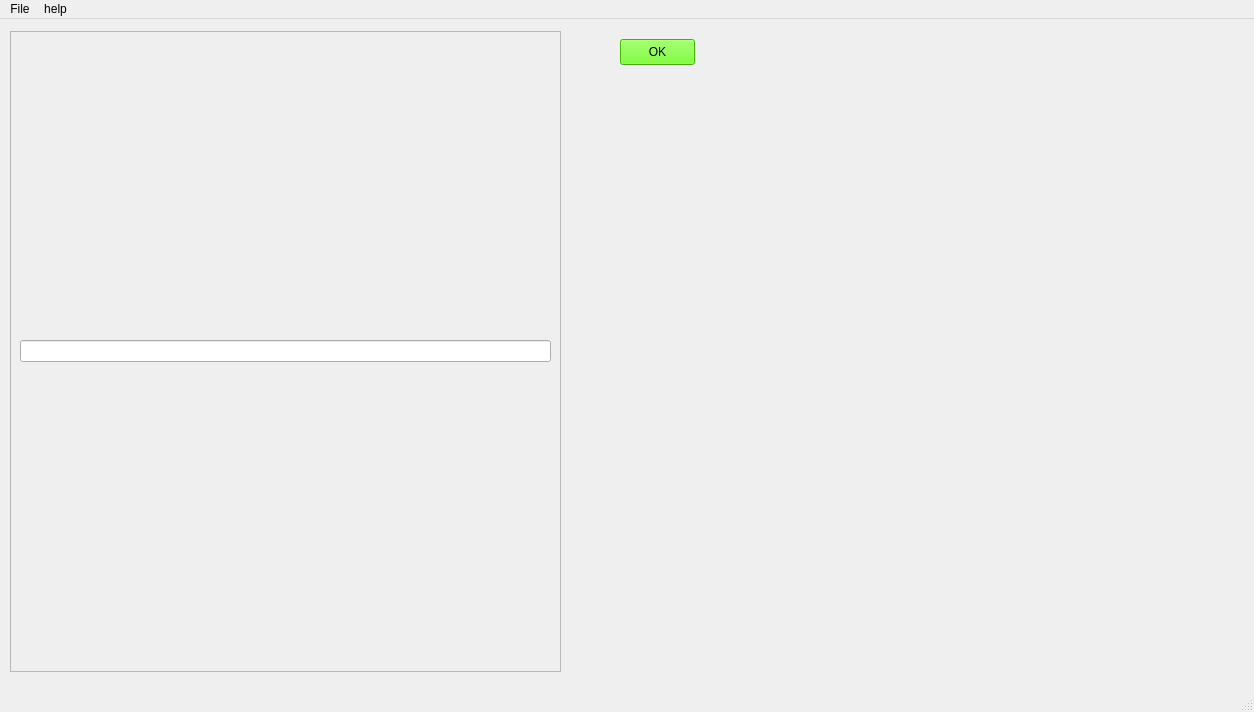
Qt form app/sofistik.ui (Balshgit/Sofistik) before a commit.
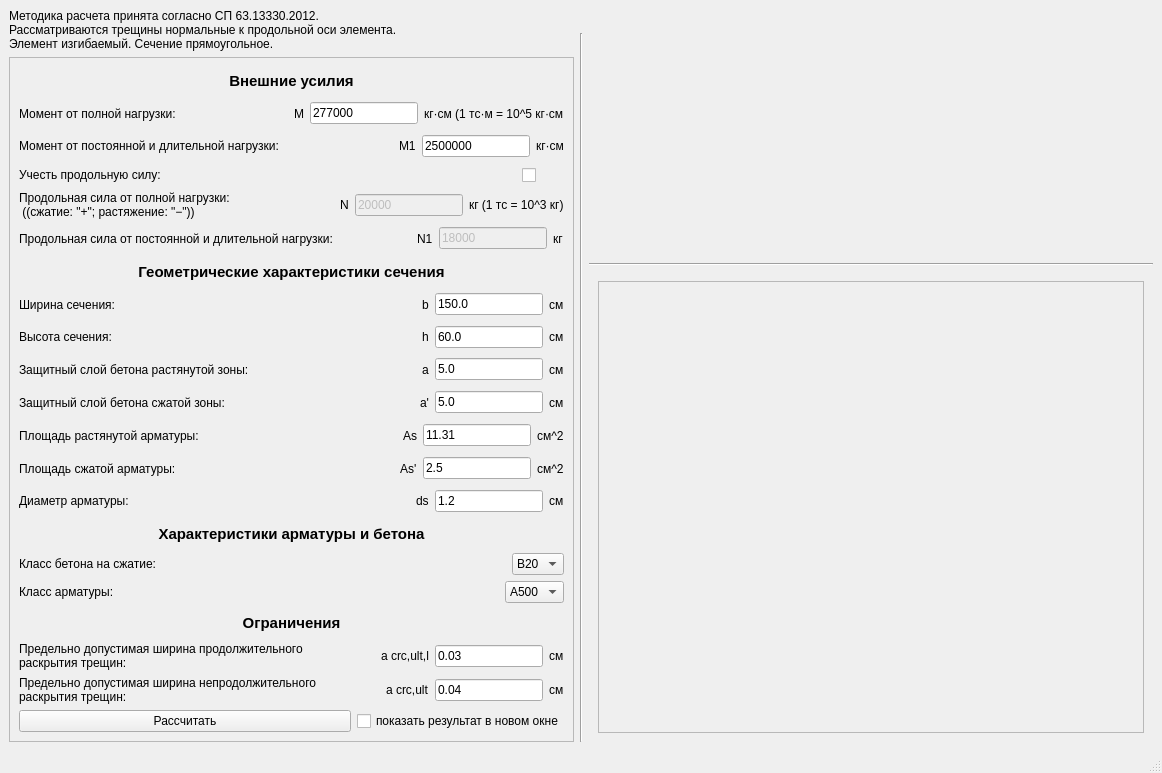
The same form after that commit. Icons and pictures are not drawn.

The edit to the form file:
```diff
--- a/app/sofistik.ui
+++ b/app/sofistik.ui
@@ -6,150 +6,1013 @@
    <rect>
     <x>0</x>
     <y>0</y>
-    <width>1254</width>
-    <height>712</height>
+    <width>1162</width>
+    <height>773</height>
    </rect>
   </property>
+  <property name="sizePolicy">
+   <sizepolicy hsizetype="Preferred" vsizetype="Preferred">
+    <horstretch>0</horstretch>
+    <verstretch>0</verstretch>
+   </sizepolicy>
+  </property>
   <property name="windowTitle">
    <string>MainWindow</string>
   </property>
   <widget class="QWidget" name="centralwidget">
-   <widget class="QLabel" name="db_name">
-    <property name="geometry">
-     <rect>
-      <x>590</x>
-      <y>110</y>
-      <width>16</width>
-      <height>16</height>
-     </rect>
-    </property>
-    <property name="text">
-     <string/>
-    </property>
-    <property name="wordWrap">
-     <bool>true</bool>
-    </property>
-   </widget>
-   <widget class="QLabel" name="plate_picture">
-    <property name="geometry">
-     <rect>
-      <x>590</x>
-      <y>220</y>
-      <width>651</width>
-      <height>431</height>
-     </rect>
-    </property>
-    <property name="sizePolicy">
-     <sizepolicy hsizetype="Expanding" vsizetype="Preferred">
-      <horstretch>0</horstretch>
-      <verstretch>0</verstretch>
-     </sizepolicy>
-    </property>
-    <property name="text">
-     <string/>
-    </property>
-    <property name="pixmap">
-     <pixmap>../sofistik/result/test_image_from_python.bmp</pixmap>
-    </property>
-    <property name="scaledContents">
-     <bool>true</bool>
-    </property>
-   </widget>
-   <widget class="QLabel" name="plate_group">
-    <property name="geometry">
-     <rect>
-      <x>810</x>
-      <y>100</y>
-      <width>16</width>
-      <height>16</height>
-     </rect>
-    </property>
-    <property name="text">
-     <string/>
-    </property>
-   </widget>
-   <widget class="QWidget" name="horizontalLayoutWidget">
-    <property name="geometry">
-     <rect>
-      <x>10</x>
-      <y>12</y>
-      <width>551</width>
-      <height>641</height>
-     </rect>
-    </property>
-    <layout class="QHBoxLayout" name="horizontal_layout">
-     <item>
-      <widget class="QScrollArea" name="scroll_area">
-       <property name="sizePolicy">
-        <sizepolicy hsizetype="MinimumExpanding" vsizetype="MinimumExpanding">
-         <horstretch>0</horstretch>
-         <verstretch>0</verstretch>
-        </sizepolicy>
+   <layout class="QGridLayout" name="gridLayout_3">
+    <item row="0" column="0" rowspan="2" colspan="3">
+     <widget class="QLabel" name="label_7">
+      <property name="text">
+       <string>Методика расчета принята согласно СП 63.13330.2012.
+Рассматриваются трещины нормальные к продольной оси элемента.
+Элемент изгибаемый. Сечение прямоугольное.</string>
+      </property>
+     </widget>
+    </item>
+    <item row="1" column="1" rowspan="2">
+     <widget class="Line" name="line">
+      <property name="orientation">
+       <enum>Qt::Vertical</enum>
+      </property>
+     </widget>
+    </item>
+    <item row="2" column="0">
+     <widget class="QScrollArea" name="scrollArea_2">
+      <property name="minimumSize">
+       <size>
+        <width>373</width>
+        <height>0</height>
+       </size>
+      </property>
+      <property name="widgetResizable">
+       <bool>true</bool>
+      </property>
+      <widget class="QWidget" name="scrollAreaWidgetContents_2">
+       <property name="geometry">
+        <rect>
+         <x>0</x>
+         <y>0</y>
+         <width>531</width>
+         <height>656</height>
+        </rect>
        </property>
-       <property name="widgetResizable">
-        <bool>true</bool>
-       </property>
-       <widget class="QWidget" name="scrollAreaWidgetContents">
-        <property name="geometry">
-         <rect>
-          <x>0</x>
-          <y>0</y>
-          <width>545</width>
-          <height>635</height>
-         </rect>
+       <layout class="QVBoxLayout" name="verticalLayout">
+        <item>
+         <widget class="QLabel" name="label_73">
+          <property name="font">
+           <font>
+            <pointsize>11</pointsize>
+            <bold>true</bold>
+           </font>
+          </property>
+          <property name="text">
+           <string>Внешние усилия</string>
+          </property>
+          <property name="alignment">
+           <set>Qt::AlignCenter</set>
+          </property>
+         </widget>
+        </item>
+        <item>
+         <layout class="QHBoxLayout" name="horizontalLayout">
+          <item>
+           <widget class="QLabel" name="label">
+            <property name="sizePolicy">
+             <sizepolicy hsizetype="Preferred" vsizetype="Preferred">
+              <horstretch>1</horstretch>
+              <verstretch>0</verstretch>
+             </sizepolicy>
+            </property>
+            <property name="text">
+             <string>Момент от полной нагрузки:            </string>
+            </property>
+           </widget>
+          </item>
+          <item>
+           <widget class="QLabel" name="label_4">
+            <property name="sizePolicy">
+             <sizepolicy hsizetype="Preferred" vsizetype="Preferred">
+              <horstretch>0</horstretch>
+              <verstretch>0</verstretch>
+             </sizepolicy>
+            </property>
+            <property name="text">
+             <string>M</string>
+            </property>
+           </widget>
+          </item>
+          <item>
+           <widget class="QLineEdit" name="lineEdit">
+            <property name="text">
+             <string>277000</string>
+            </property>
+           </widget>
+          </item>
+          <item>
+           <widget class="QLabel" name="label_3">
+            <property name="text">
+             <string>кг·см (1 тс·м = 10^5 кг·см</string>
+            </property>
+           </widget>
+          </item>
+         </layout>
+        </item>
+        <item>
+         <layout class="QHBoxLayout" name="horizontalLayout_4">
+          <item>
+           <widget class="QLabel" name="label_12">
+            <property name="sizePolicy">
+             <sizepolicy hsizetype="Preferred" vsizetype="Preferred">
+              <horstretch>1</horstretch>
+              <verstretch>0</verstretch>
+             </sizepolicy>
+            </property>
+            <property name="text">
+             <string>Момент от постоянной и длительной нагрузки:</string>
+            </property>
+           </widget>
+          </item>
+          <item>
+           <widget class="QLabel" name="label_13">
+            <property name="sizePolicy">
+             <sizepolicy hsizetype="Preferred" vsizetype="Preferred">
+              <horstretch>0</horstretch>
+              <verstretch>0</verstretch>
+             </sizepolicy>
+            </property>
+            <property name="text">
+             <string>M1</string>
+            </property>
+           </widget>
+          </item>
+          <item>
+           <widget class="QLineEdit" name="lineEdit_4">
+            <property name="text">
+             <string>2500000</string>
+            </property>
+           </widget>
+          </item>
+          <item>
+           <widget class="QLabel" name="label_14">
+            <property name="text">
+             <string>кг·см</string>
+            </property>
+           </widget>
+          </item>
+         </layout>
+        </item>
+        <item>
+         <layout class="QHBoxLayout" name="horizontalLayout_2">
+          <item>
+           <widget class="QLabel" name="label_5">
+            <property name="sizePolicy">
+             <sizepolicy hsizetype="Preferred" vsizetype="Preferred">
+              <horstretch>1</horstretch>
+              <verstretch>0</verstretch>
+             </sizepolicy>
+            </property>
+            <property name="text">
+             <string>Учесть продольную силу:</string>
+            </property>
+           </widget>
+          </item>
+          <item>
+           <widget class="QCheckBox" name="checkBox">
+            <property name="layoutDirection">
+             <enum>Qt::LeftToRight</enum>
+            </property>
+            <property name="text">
+             <string>     </string>
+            </property>
+           </widget>
+          </item>
+         </layout>
+        </item>
+        <item>
+         <layout class="QHBoxLayout" name="horizontalLayout_6">
+          <item>
+           <widget class="QLabel" name="label_15">
+            <property name="sizePolicy">
+             <sizepolicy hsizetype="Preferred" vsizetype="Preferred">
+              <horstretch>1</horstretch>
+              <verstretch>0</verstretch>
+             </sizepolicy>
+            </property>
+            <property name="text">
+             <string>Продольная сила от полной нагрузки: 
+ ((сжатие: &quot;+&quot;; растяжение: &quot;−&quot;))</string>
+            </property>
+           </widget>
+          </item>
+          <item>
+           <widget class="QLabel" name="label_16">
+            <property name="sizePolicy">
+             <sizepolicy hsizetype="Preferred" vsizetype="Preferred">
+              <horstretch>0</horstretch>
+              <verstretch>0</verstretch>
+             </sizepolicy>
+            </property>
+            <property name="text">
+             <string>N</string>
+            </property>
+           </widget>
+          </item>
+          <item>
+           <widget class="QLineEdit" name="lineEdit_5">
+            <property name="enabled">
+             <bool>false</bool>
+            </property>
+            <property name="text">
+             <string>20000</string>
+            </property>
+           </widget>
+          </item>
+          <item>
+           <widget class="QLabel" name="label_17">
+            <property name="text">
+             <string>кг (1 тс = 10^3 кг)</string>
+            </property>
+           </widget>
+          </item>
+         </layout>
+        </item>
+        <item>
+         <layout class="QHBoxLayout" name="horizontalLayout_7">
+          <item>
+           <widget class="QLabel" name="label_18">
+            <property name="sizePolicy">
+             <sizepolicy hsizetype="Preferred" vsizetype="Preferred">
+              <horstretch>1</horstretch>
+              <verstretch>0</verstretch>
+             </sizepolicy>
+            </property>
+            <property name="text">
+             <string>Продольная сила от постоянной и длительной нагрузки:	</string>
+            </property>
+           </widget>
+          </item>
+          <item>
+           <widget class="QLabel" name="label_19">
+            <property name="sizePolicy">
+             <sizepolicy hsizetype="Preferred" vsizetype="Preferred">
+              <horstretch>0</horstretch>
+              <verstretch>0</verstretch>
+             </sizepolicy>
+            </property>
+            <property name="text">
+             <string>N1</string>
+            </property>
+           </widget>
+          </item>
+          <item>
+           <widget class="QLineEdit" name="lineEdit_6">
+            <property name="enabled">
+             <bool>false</bool>
+            </property>
+            <property name="text">
+             <string>18000</string>
+            </property>
+           </widget>
+          </item>
+          <item>
+           <widget class="QLabel" name="label_20">
+            <property name="text">
+             <string>кг</string>
+            </property>
+           </widget>
+          </item>
+         </layout>
+        </item>
+        <item>
+         <widget class="QLabel" name="label_127">
+          <property name="font">
+           <font>
+            <pointsize>11</pointsize>
+            <bold>true</bold>
+           </font>
+          </property>
+          <property name="text">
+           <string>Геометрические характеристики сечения</string>
+          </property>
+          <property name="alignment">
+           <set>Qt::AlignCenter</set>
+          </property>
+         </widget>
+        </item>
+        <item>
+         <layout class="QHBoxLayout" name="horizontalLayout_8">
+          <item>
+           <widget class="QLabel" name="label_21">
+            <property name="sizePolicy">
+             <sizepolicy hsizetype="Preferred" vsizetype="Preferred">
+              <horstretch>1</horstretch>
+              <verstretch>0</verstretch>
+             </sizepolicy>
+            </property>
+            <property name="text">
+             <string>Ширина сечения:</string>
+            </property>
+           </widget>
+          </item>
+          <item>
+           <widget class="QLabel" name="label_22">
+            <property name="sizePolicy">
+             <sizepolicy hsizetype="Preferred" vsizetype="Preferred">
+              <horstretch>0</horstretch>
+              <verstretch>0</verstretch>
+             </sizepolicy>
+            </property>
+            <property name="text">
+             <string>b</string>
+            </property>
+           </widget>
+          </item>
+          <item>
+           <widget class="QLineEdit" name="lineEdit_7">
+            <property name="text">
+             <string>150.0</string>
+            </property>
+           </widget>
+          </item>
+          <item>
+           <widget class="QLabel" name="label_23">
+            <property name="text">
+             <string>см</string>
+            </property>
+           </widget>
+          </item>
+         </layout>
+        </item>
+        <item>
+         <layout class="QHBoxLayout" name="horizontalLayout_9">
+          <item>
+           <widget class="QLabel" name="label_24">
+            <property name="sizePolicy">
+             <sizepolicy hsizetype="Preferred" vsizetype="Preferred">
+              <horstretch>1</horstretch>
+              <verstretch>0</verstretch>
+             </sizepolicy>
+            </property>
+            <property name="text">
+             <string>Высота сечения:</string>
+            </property>
+           </widget>
+          </item>
+          <item>
+           <widget class="QLabel" name="label_25">
+            <property name="sizePolicy">
+             <sizepolicy hsizetype="Preferred" vsizetype="Preferred">
+              <horstretch>0</horstretch>
+              <verstretch>0</verstretch>
+             </sizepolicy>
+            </property>
+            <property name="text">
+             <string>h</string>
+            </property>
+           </widget>
+          </item>
+          <item>
+           <widget class="QLineEdit" name="lineEdit_8">
+            <property name="text">
+             <string>60.0</string>
+            </property>
+           </widget>
+          </item>
+          <item>
+           <widget class="QLabel" name="label_26">
+            <property name="text">
+             <string>см</string>
+            </property>
+           </widget>
+          </item>
+         </layout>
+        </item>
+        <item>
+         <layout class="QHBoxLayout" name="horizontalLayout_10">
+          <item>
+           <widget class="QLabel" name="label_27">
+            <property name="sizePolicy">
+             <sizepolicy hsizetype="Preferred" vsizetype="Preferred">
+              <horstretch>1</horstretch>
+              <verstretch>0</verstretch>
+             </sizepolicy>
+            </property>
+            <property name="text">
+             <string>Защитный слой бетона растянутой зоны:</string>
+            </property>
+           </widget>
+          </item>
+          <item>
+           <widget class="QLabel" name="label_28">
+            <property name="sizePolicy">
+             <sizepolicy hsizetype="Preferred" vsizetype="Preferred">
+              <horstretch>0</horstretch>
+              <verstretch>0</verstretch>
+             </sizepolicy>
+            </property>
+            <property name="text">
+             <string>a</string>
+            </property>
+           </widget>
+          </item>
+          <item>
+           <widget class="QLineEdit" name="lineEdit_9">
+            <property name="text">
+             <string>5.0</string>
+            </property>
+           </widget>
+          </item>
+          <item>
+           <widget class="QLabel" name="label_29">
+            <property name="text">
+             <string>см</string>
+            </property>
+           </widget>
+          </item>
+         </layout>
+        </item>
+        <item>
+         <layout class="QHBoxLayout" name="horizontalLayout_11">
+          <item>
+           <widget class="QLabel" name="label_30">
+            <property name="sizePolicy">
+             <sizepolicy hsizetype="Preferred" vsizetype="Preferred">
+              <horstretch>1</horstretch>
+              <verstretch>0</verstretch>
+             </sizepolicy>
+            </property>
+            <property name="text">
+             <string>Защитный слой бетона сжатой зоны:</string>
+            </property>
+           </widget>
+          </item>
+          <item>
+           <widget class="QLabel" name="label_31">
+            <property name="sizePolicy">
+             <sizepolicy hsizetype="Preferred" vsizetype="Preferred">
+              <horstretch>0</horstretch>
+              <verstretch>0</verstretch>
+             </sizepolicy>
+            </property>
+            <property name="text">
+             <string>a'</string>
+            </property>
+           </widget>
+          </item>
+          <item>
+           <widget class="QLineEdit" name="lineEdit_10">
+            <property name="text">
+             <string>5.0</string>
+            </property>
+           </widget>
+          </item>
+          <item>
+           <widget class="QLabel" name="label_32">
+            <property name="text">
+             <string>см</string>
+            </property>
+           </widget>
+          </item>
+         </layout>
+        </item>
+        <item>
+         <layout class="QHBoxLayout" name="horizontalLayout_22">
+          <item>
+           <widget class="QLabel" name="label_63">
+            <property name="sizePolicy">
+             <sizepolicy hsizetype="Preferred" vsizetype="Preferred">
+              <horstretch>1</horstretch>
+              <verstretch>0</verstretch>
+             </sizepolicy>
+            </property>
+            <property name="text">
+             <string>Площадь растянутой арматуры:</string>
+            </property>
+           </widget>
+          </item>
+          <item>
+           <widget class="QLabel" name="label_64">
+            <property name="sizePolicy">
+             <sizepolicy hsizetype="Preferred" vsizetype="Preferred">
+              <horstretch>0</horstretch>
+              <verstretch>0</verstretch>
+             </sizepolicy>
+            </property>
+            <property name="text">
+             <string>As</string>
+            </property>
+           </widget>
+          </item>
+          <item>
+           <widget class="QLineEdit" name="lineEdit_19">
+            <property name="text">
+             <string>11.31</string>
+            </property>
+           </widget>
+          </item>
+          <item>
+           <widget class="QLabel" name="label_65">
+            <property name="text">
+             <string>см^2</string>
+            </property>
+           </widget>
+          </item>
+         </layout>
+        </item>
+        <item>
+         <layout class="QHBoxLayout" name="horizontalLayout_23">
+          <item>
+           <widget class="QLabel" name="label_66">
+            <property name="sizePolicy">
+             <sizepolicy hsizetype="Preferred" vsizetype="Preferred">
+              <horstretch>1</horstretch>
+              <verstretch>0</verstretch>
+             </sizepolicy>
+            </property>
+            <property name="text">
+             <string>Площадь сжатой арматуры:</string>
+            </property>
+           </widget>
+          </item>
+          <item>
+           <widget class="QLabel" name="label_67">
+            <property name="sizePolicy">
+             <sizepolicy hsizetype="Preferred" vsizetype="Preferred">
+              <horstretch>0</horstretch>
+              <verstretch>0</verstretch>
+             </sizepolicy>
+            </property>
+            <property name="text">
+             <string>As'</string>
+            </property>
+           </widget>
+          </item>
+          <item>
+           <widget class="QLineEdit" name="lineEdit_20">
+            <property name="text">
+             <string>2.5</string>
+            </property>
+           </widget>
+          </item>
+          <item>
+           <widget class="QLabel" name="label_68">
+            <property name="text">
+             <string>см^2</string>
+            </property>
+           </widget>
+          </item>
+         </layout>
+        </item>
+        <item>
+         <layout class="QHBoxLayout" name="horizontalLayout_24">
+          <item>
+           <widget class="QLabel" name="label_69">
+            <property name="sizePolicy">
+             <sizepolicy hsizetype="Preferred" vsizetype="Preferred">
+              <horstretch>1</horstretch>
+              <verstretch>0</verstretch>
+             </sizepolicy>
+            </property>
+            <property name="text">
+             <string>Диаметр арматуры:</string>
+            </property>
+           </widget>
+          </item>
+          <item>
+           <widget class="QLabel" name="label_70">
+            <property name="sizePolicy">
+             <sizepolicy hsizetype="Preferred" vsizetype="Preferred">
+              <horstretch>0</horstretch>
+              <verstretch>0</verstretch>
+             </sizepolicy>
+            </property>
+            <property name="text">
+             <string>ds</string>
+            </property>
+           </widget>
+          </item>
+          <item>
+           <widget class="QLineEdit" name="lineEdit_21">
+            <property name="text">
+             <string>1.2</string>
+            </property>
+           </widget>
+          </item>
+          <item>
+           <widget class="QLabel" name="label_71">
+            <property name="text">
+             <string>см</string>
+            </property>
+           </widget>
+          </item>
+         </layout>
+        </item>
+        <item>
+         <widget class="QLabel" name="label_129">
+          <property name="font">
+           <font>
+            <pointsize>11</pointsize>
+            <bold>true</bold>
+           </font>
+          </property>
+          <property name="text">
+           <string>Характеристики арматуры и бетона</string>
+          </property>
+          <property name="alignment">
+           <set>Qt::AlignCenter</set>
+          </property>
+         </widget>
+        </item>
+        <item>
+         <layout class="QHBoxLayout" name="horizontalLayout_25">
+          <item>
+           <widget class="QLabel" name="label_72">
+            <property name="sizePolicy">
+             <sizepolicy hsizetype="Preferred" vsizetype="Preferred">
+              <horstretch>1</horstretch>
+              <verstretch>0</verstretch>
+             </sizepolicy>
+            </property>
+            <property name="text">
+             <string>Класс бетона на сжатие:</string>
+            </property>
+           </widget>
+          </item>
+          <item>
+           <widget class="QComboBox" name="comboBox">
+            <property name="currentText">
+             <string>B20</string>
+            </property>
+            <item>
+             <property name="text">
+              <string>B20</string>
+             </property>
+            </item>
+            <item>
+             <property name="text">
+              <string>B10</string>
+             </property>
+            </item>
+            <item>
+             <property name="text">
+              <string>B15</string>
+             </property>
+            </item>
+            <item>
+             <property name="text">
+              <string>B25</string>
+             </property>
+            </item>
+            <item>
+             <property name="text">
+              <string>B30</string>
+             </property>
+            </item>
+            <item>
+             <property name="text">
+              <string>B35</string>
+             </property>
+            </item>
+            <item>
+             <property name="text">
+              <string>B40</string>
+             </property>
+            </item>
+            <item>
+             <property name="text">
+              <string>B45</string>
+             </property>
+            </item>
+            <item>
+             <property name="text">
+              <string>B50</string>
+             </property>
+            </item>
+            <item>
+             <property name="text">
+              <string>B55</string>
+             </property>
+            </item>
+            <item>
+             <property name="text">
+              <string>B60</string>
+             </property>
+            </item>
+           </widget>
+          </item>
+         </layout>
+        </item>
+        <item>
+         <layout class="QHBoxLayout" name="horizontalLayout_26">
+          <item>
+           <widget class="QLabel" name="label_75">
+            <property name="sizePolicy">
+             <sizepolicy hsizetype="Preferred" vsizetype="Preferred">
+              <horstretch>1</horstretch>
+              <verstretch>0</verstretch>
+             </sizepolicy>
+            </property>
+            <property name="text">
+             <string>Класс арматуры:</string>
+            </property>
+           </widget>
+          </item>
+          <item>
+           <widget class="QComboBox" name="comboBox_2">
+            <item>
+             <property name="text">
+              <string>A500</string>
+             </property>
+            </item>
+            <item>
+             <property name="text">
+              <string>A400</string>
+             </property>
+            </item>
+            <item>
+             <property name="text">
+              <string>A600</string>
+             </property>
+            </item>
+            <item>
+             <property name="text">
+              <string>B500</string>
+             </property>
+            </item>
+            <item>
+             <property name="text">
+              <string>A240</string>
+             </property>
+            </item>
+            <item>
+             <property name="text">
+              <string>A300</string>
+             </property>
+            </item>
+           </widget>
+          </item>
+         </layout>
+        </item>
+        <item>
+         <widget class="QLabel" name="label_130">
+          <property name="font">
+           <font>
+            <pointsize>11</pointsize>
+            <bold>true</bold>
+           </font>
+          </property>
+          <property name="text">
+           <string>Ограничения</string>
+          </property>
+          <property name="alignment">
+           <set>Qt::AlignCenter</set>
+          </property>
+         </widget>
+        </item>
+        <item>
+         <layout class="QHBoxLayout" name="horizontalLayout_3">
+          <item>
+           <widget class="QLabel" name="label_9">
+            <property name="sizePolicy">
+             <sizepolicy hsizetype="Preferred" vsizetype="Preferred">
+              <horstretch>1</horstretch>
+              <verstretch>0</verstretch>
+             </sizepolicy>
+            </property>
+            <property name="text">
+             <string>Предельно допустимая ширина продолжительного 
+раскрытия трещин:</string>
+            </property>
+           </widget>
+          </item>
+          <item>
+           <widget class="QLabel" name="label_10">
+            <property name="sizePolicy">
+             <sizepolicy hsizetype="Preferred" vsizetype="Preferred">
+              <horstretch>0</horstretch>
+              <verstretch>0</verstretch>
+             </sizepolicy>
+            </property>
+            <property name="text">
+             <string>a crc,ult,l</string>
+            </property>
+           </widget>
+          </item>
+          <item>
+           <widget class="QLineEdit" name="lineEdit_3">
+            <property name="text">
+             <string>0.03</string>
+            </property>
+           </widget>
+          </item>
+          <item>
+           <widget class="QLabel" name="label_11">
+            <property name="text">
+             <string>см</string>
+            </property>
+           </widget>
+          </item>
+         </layout>
+        </item>
+        <item>
+         <layout class="QHBoxLayout" name="horizontalLayout_27">
+          <item>
+           <widget class="QLabel" name="label_78">
+            <property name="sizePolicy">
+             <sizepolicy hsizetype="Preferred" vsizetype="Preferred">
+              <horstretch>1</horstretch>
+              <verstretch>0</verstretch>
+             </sizepolicy>
+            </property>
+            <property name="text">
+             <string>Предельно допустимая ширина непродолжительного
+раскрытия трещин:</string>
+            </property>
+           </widget>
+          </item>
+          <item>
+           <widget class="QLabel" name="label_79">
+            <property name="sizePolicy">
+             <sizepolicy hsizetype="Preferred" vsizetype="Preferred">
+              <horstretch>0</horstretch>
+              <verstretch>0</verstretch>
+             </sizepolicy>
+            </property>
+            <property name="text">
+             <string>a crc,ult</string>
+            </property>
+           </widget>
+          </item>
+          <item>
+           <widget class="QLineEdit" name="lineEdit_24">
+            <property name="text">
+             <string>0.04</string>
+            </property>
+           </widget>
+          </item>
+          <item>
+           <widget class="QLabel" name="label_80">
+            <property name="text">
+             <string>см</string>
+            </property>
+           </widget>
+          </item>
+         </layout>
+        </item>
+        <item>
+         <layout class="QHBoxLayout" name="horizontalLayout_44">
+          <item>
+           <widget class="QPushButton" name="pushButton">
+            <property name="sizePolicy">
+             <sizepolicy hsizetype="Minimum" vsizetype="Fixed">
+              <horstretch>1</horstretch>
+              <verstretch>0</verstretch>
+             </sizepolicy>
+            </property>
+            <property name="text">
+             <string>Рассчитать</string>
+            </property>
+           </widget>
+          </item>
+          <item>
+           <widget class="QCheckBox" name="checkBox_4">
+            <property name="text">
+             <string>показать результат в новом окне</string>
+            </property>
+           </widget>
+          </item>
+         </layout>
+        </item>
+       </layout>
+      </widget>
+     </widget>
+    </item>
+    <item row="2" column="2">
+     <layout class="QVBoxLayout" name="verticalLayout_3">
+      <item>
+       <widget class="QWidget" name="widget" native="true">
+        <property name="sizePolicy">
+         <sizepolicy hsizetype="Preferred" vsizetype="Preferred">
+          <horstretch>0</horstretch>
+          <verstretch>1</verstretch>
+         </sizepolicy>
         </property>
-        <layout class="QHBoxLayout" name="horizontalLayout">
-         <item>
-          <widget class="QLineEdit" name="lineEdit"/>
+        <property name="minimumSize">
+         <size>
+          <width>421</width>
+          <height>200</height>
+         </size>
+        </property>
+        <property name="maximumSize">
+         <size>
+          <width>16777215</width>
+          <height>16777215</height>
+         </size>
+        </property>
+        <property name="baseSize">
+         <size>
+          <width>579</width>
+          <height>300</height>
+         </size>
+        </property>
+        <widget class="QWidget" name="widget_4" native="true">
+         <property name="geometry">
+          <rect>
+           <x>0</x>
+           <y>-10</y>
+           <width>421</width>
+           <height>211</height>
+          </rect>
+         </property>
+         <property name="minimumSize">
+          <size>
+           <width>421</width>
+           <height>211</height>
+          </size>
+         </property>
+         <layout class="QGridLayout" name="gridLayout_4">
+          <item row="0" column="0">
+           <widget class="QLabel" name="label_6">
+            <property name="text">
+             <string/>
+            </property>
+            <property name="pixmap">
+             <pixmap>../sofistik/result/test_image_from_python.bmp</pixmap>
+            </property>
+            <property name="scaledContents">
+             <bool>true</bool>
+            </property>
+           </widget>
+          </item>
+         </layout>
+        </widget>
+       </widget>
+      </item>
+      <item>
+       <widget class="Line" name="line_2">
+        <property name="orientation">
+         <enum>Qt::Horizontal</enum>
+        </property>
+       </widget>
+      </item>
+      <item>
+       <widget class="QWidget" name="widget_2" native="true">
+        <property name="sizePolicy">
+         <sizepolicy hsizetype="Preferred" vsizetype="Preferred">
+          <horstretch>0</horstretch>
+          <verstretch>3</verstretch>
+         </sizepolicy>
+        </property>
+        <layout class="QGridLayout" name="gridLayout">
+         <item row="0" column="0">
+          <widget class="QScrollArea" name="scrollArea">
+           <property name="widgetResizable">
+            <bool>true</bool>
+           </property>
+           <widget class="QWidget" name="scrollAreaWidgetContents">
+            <property name="geometry">
+             <rect>
+              <x>0</x>
+              <y>0</y>
+              <width>1518</width>
+              <height>518</height>
+             </rect>
+            </property>
+            <layout class="QGridLayout" name="gridLayout_2">
+             <item row="0" column="0">
+              <widget class="QLabel" name="label_2">
+               <property name="text">
+                <string/>
+               </property>
+               <property name="pixmap">
+                <pixmap>../sofistik/result/test_image_from_python.bmp</pixmap>
+               </property>
+               <property name="scaledContents">
+                <bool>true</bool>
+               </property>
+              </widget>
+             </item>
+            </layout>
+           </widget>
+          </widget>
          </item>
         </layout>
        </widget>
-      </widget>
-     </item>
-    </layout>
-   </widget>
-   <widget class="QPushButton" name="OKButton">
-    <property name="geometry">
-     <rect>
-      <x>620</x>
-      <y>20</y>
-      <width>75</width>
-      <height>26</height>
-     </rect>
-    </property>
-    <property name="styleSheet">
-     <string notr="true">background-color: rgb(89, 255, 0);</string>
-    </property>
-    <property name="text">
-     <string>OK</string>
-    </property>
-   </widget>
+      </item>
+     </layout>
+    </item>
+   </layout>
   </widget>
   <widget class="QMenuBar" name="menubar">
    <property name="geometry">
     <rect>
      <x>0</x>
      <y>0</y>
-     <width>1254</width>
-     <height>21</height>
+     <width>1162</width>
+     <height>22</height>
     </rect>
    </property>
-   <widget class="QMenu" name="menuFile">
-    <property name="title">
-     <string>File</string>
-    </property>
-    <addaction name="actionOpen_database"/>
-    <addaction name="separator"/>
-    <addaction name="actionexit"/>
-   </widget>
-   <widget class="QMenu" name="menuhelp">
-    <property name="title">
-     <string>help</string>
-    </property>
-    <addaction name="actionabout"/>
-   </widget>
-   <addaction name="menuFile"/>
-   <addaction name="menuhelp"/>
   </widget>
   <widget class="QStatusBar" name="statusbar"/>
   <action name="actionOpen_database">
```
Left out of the diff: 17 changed lines with no effect on the pictures.
